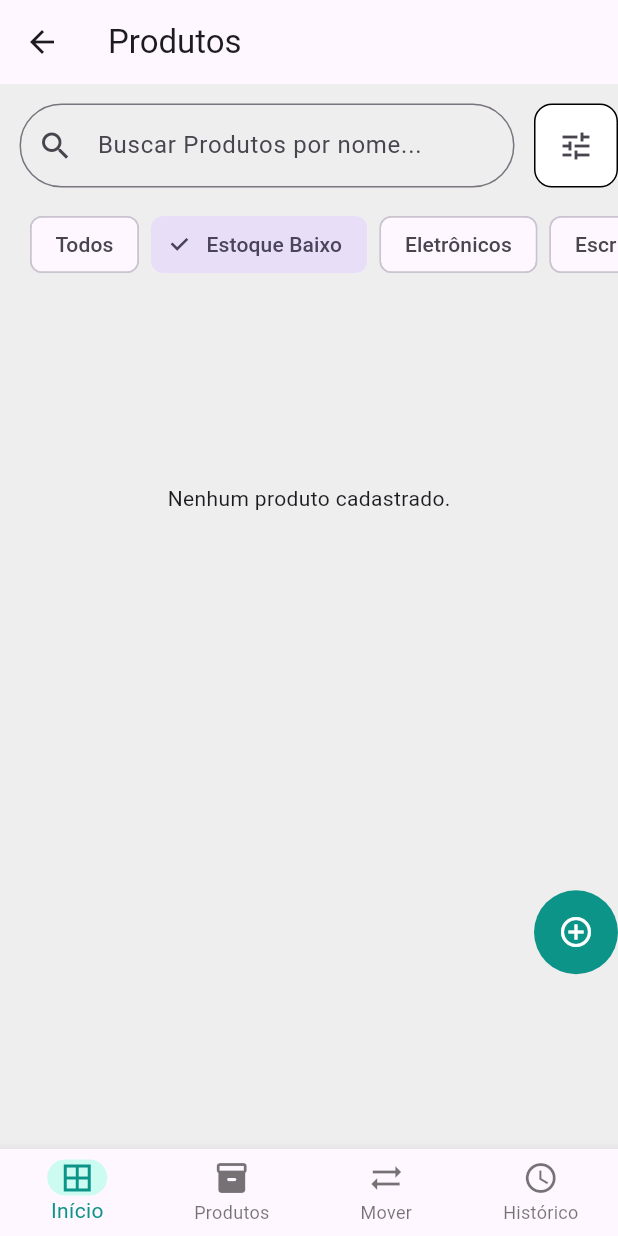
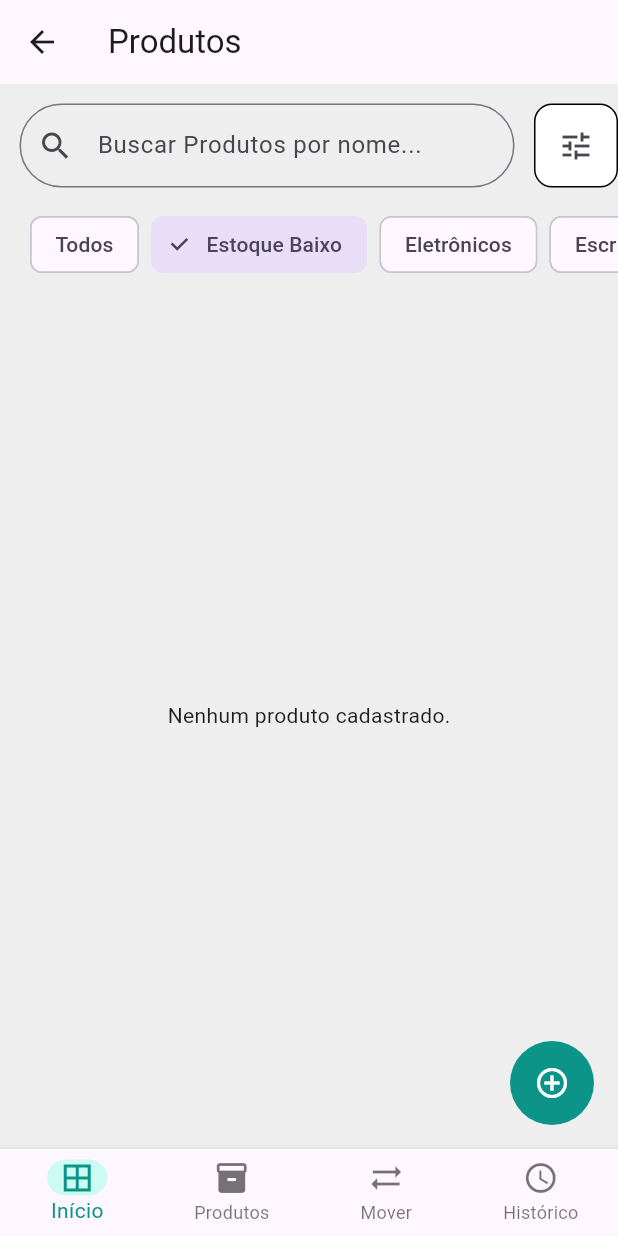
Before and after one commit to soulucianoti2026/StokMobile, a Flutter app: the ProductPage screen opened by its route, after a tap on "Estoque Baixo", on a phone screen of 412 x 824 dp. Run offline on Flutter 3.47's test engine with Material 3 defaults, Android fonts, the phone set to English and light mode, and no system bars; missing offline and left inert: animated_snack_bar; accounts and stored records are empty.

Commit message:
change: resolve conflicts

```diff
--- a/lib/homepage/home_controller.dart
+++ /dev/null
@@ -1,3 +0,0 @@
-part of 'home_controller.dart';
-
-class HomepageController {}
--- a/lib/loginpage/login_page.dart
+++ b/lib/loginpage/page/login_page.dart
@@ -3,6 +3,7 @@ import 'package:flutter/material.dart';
 import 'package:provider/provider.dart';
 import 'package:stokmobile/homepage/home_page.dart';
 import 'package:stokmobile/loginpage/login_controller.dart';
+import 'package:stokmobile/lostpasswordPage/lostpasword_page.dart';
 import 'package:stokmobile/routes.dart';
 import 'package:stokmobile/shared/app_colors.dart';
 import 'package:stokmobile/shared/exceptions/auth_exception.dart';
@@ -81,7 +82,10 @@ class LoginPage extends StatelessWidget {
                           ),
                           GestureDetector(
                             onTap: () {
-                              Navigator.pushNamed(context, AppRoutes.lostPassword);
+                              Navigator.pushNamed(
+                                context,
+                                LostpaswordPage.route,
+                              );
                             },
                             child: Text(
                               'Esqueceu?',
--- a/lib/main.dart
+++ b/lib/main.dart
@@ -1,5 +1,6 @@
 import 'package:flutter/material.dart';
 import 'package:provider/provider.dart';
+import 'package:stokmobile/loginPage/page/login_page.dart';
 
 import 'package:stokmobile/productPage/controllers/product_controllers.dart';
 
@@ -32,7 +33,7 @@ class MyApp extends StatelessWidget {
         return MaterialApp(
           title: 'StokMobile',
           theme: ThemeData(primarySwatch: Colors.teal),
-          initialRoute: AppRoutes.login,
+          initialRoute: LoginPage.route,
           routes: AppRoutes.routes,
         );
       },
--- a/lib/productMovPage/product_mov_page.dart
+++ b/lib/productMovPage/product_mov_page.dart
@@ -3,6 +3,8 @@ import 'package:stokmobile/shared/wigdets/app_elevated_button.dart';
 
 class ProductMovPage extends StatelessWidget {
   const ProductMovPage({super.key});
+
+  static String route = '/movimentacoes';
 
   @override
   Widget build(BuildContext context) {
--- a/lib/productPage/product_page.dart
+++ b/lib/productPage/product_page.dart
@@ -31,6 +31,18 @@ class _ProductPageState extends State<ProductPage> {
   @override
   Widget build(BuildContext context) {
     return Scaffold(
+      floatingActionButton: Container(
+        height: 56,
+        width: 56,
+        decoration: BoxDecoration(
+          color: const Color(0xFF0D9488),
+          borderRadius: BorderRadius.circular(30),
+        ),
+        child: IconButton(
+          onPressed: () {},
+          icon: const Icon(Icons.add_circle_outline_sharp, color: Colors.white),
+        ),
+      ),
       appBar: AppBar(title: const Text('Produtos'), shadowColor: Colors.white),
 
       body: Container(
@@ -68,7 +80,7 @@ class _ProductPageState extends State<ProductPage> {
                 ),
 
               // 4. Botão de Adicionar Novo Produto (O que ficava no canto inferior direito)
-              const ButtonNewProduct(),
+              // const ButtonNewProduct(),
             ],
           ),
         ),
--- a/lib/routes.dart
+++ b/lib/routes.dart
@@ -1,21 +1,18 @@
 import 'package:flutter/material.dart';
+import 'package:stokmobile/loginPage/page/login_page.dart';
 import 'package:stokmobile/productManager/page/product_manage_page.dart';
+import 'package:stokmobile/productMovPage/product_mov_page.dart';
 import 'package:stokmobile/productPage/product_page.dart';
 import 'package:stokmobile/homepage/home_page.dart';
-import 'package:stokmobile/loginpage/login_page.dart';
 import 'package:stokmobile/lostpasswordPage/lostpasword_page.dart';
 
 abstract final class AppRoutes {
-  static const login = '/';
-  static const productMovPage = '/productMovPage';
-  static const home = '/home';
-  static const lostPassword = '/lost-password';
-
   static final Map<String, WidgetBuilder> routes = {
-    login: (_) => const LoginPage(),
-    home: (_) => const HomePage(),
-    lostPassword: (_) => const LostpaswordPage(),
+    LoginPage.route: (_) => const LoginPage(),
+    HomePage.route: (_) => const HomePage(),
+    LostpaswordPage.route: (_) => const LostpaswordPage(),
     ProductPage.route: (context) => ProductPage(),
     ProductManagePage.route: (context) => ProductManagePage(),
+    ProductMovPage.route: (context) => ProductMovPage(),
   };
 }
```
Also changed, not shown: lib/homepage/home_page.dart (+21 -1 lines), lib/loginpage/page/loginpage.dart (deleted, +0 -24 lines), 2 other files.
